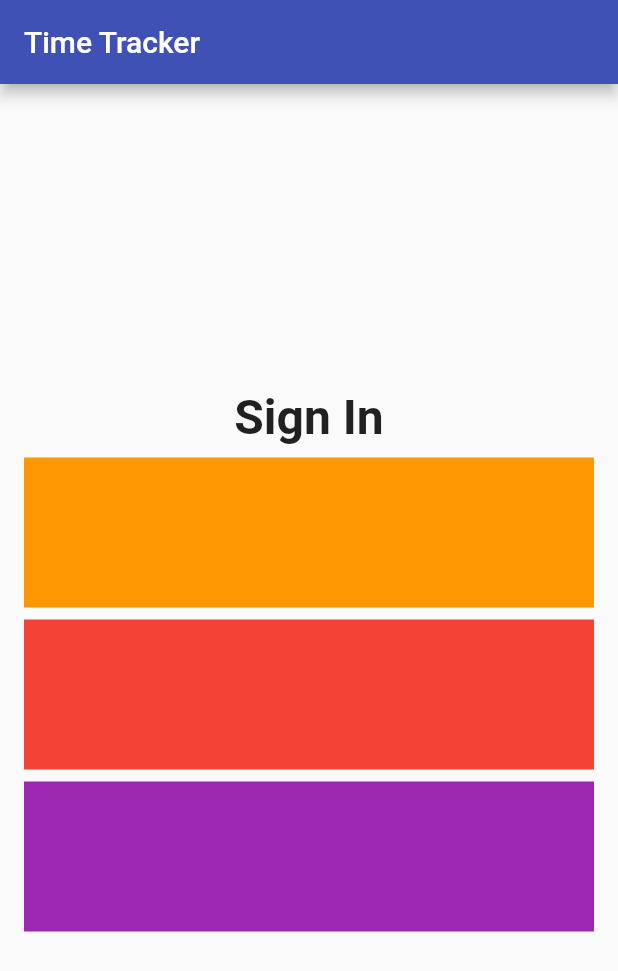
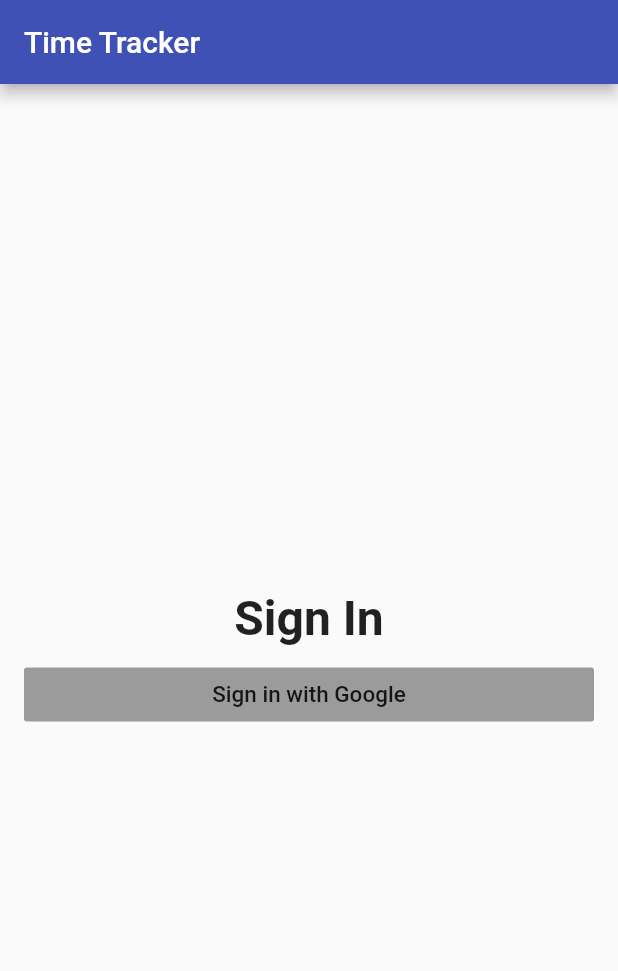
Before and after one commit to zaqturey/time_tracker, a Flutter app: the screen it shows after launch, on a phone screen of 412 x 824 dp. Shown: the top 971 px of the screen. Run offline on Flutter 3.47's test engine with Material 2 defaults, Android fonts, the phone set to English and light mode, and no system bars.

Commit message:
Removed All Containers and Added a 'RaisedButton' # Removed all of three Container Children of the Column. # Added a new 'RaisedButton' with Child, Color and OnPressed properties. Note: >> OnPressed value is set to NULL (which means the button is disabled). >> Text color for RaisedButton is set to 'color: Colors.black87' which means 'black with 87% opacity'.

```diff
--- a/lib/screens/sign_in_screen.dart
+++ b/lib/screens/sign_in_screen.dart
@@ -29,26 +29,17 @@ class SignInScreen extends StatelessWidget {
             ),
           ),
           SizedBox(height: 8.0),
-          Container(
-            color: Colors.orange,
-            child: SizedBox(
-              height: 100.0,
+          RaisedButton(
+            child: Text(
+              'Sign in with Google',
+              style: TextStyle(
+                color: Colors.black87,
+                fontSize: 15.0,
+              ),
             ),
+            color: Colors.white,
+            onPressed: null,
           ),
-          SizedBox(height: 8.0),
-          Container(
-            color: Colors.red,
-            child: SizedBox(
-              height: 100.0,
-            ),
-          ),
-          SizedBox(height: 8.0),
-          Container(
-            color: Colors.purple,
-            child: SizedBox(
-              height: 100.0,
-            ),
-          )
         ],
       ),
     );
```
